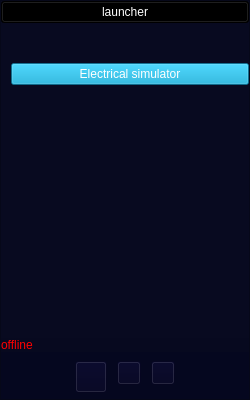
Qt form client/menu.ui (lev12/launcher) before a commit.
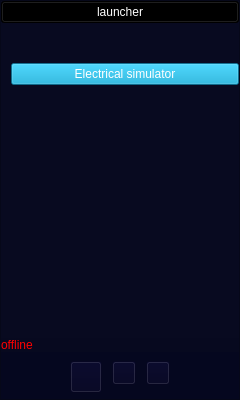
The same form after that commit. Icons and pictures are not drawn.

The edit to the form file:
```diff
--- a/client/menu.ui
+++ b/client/menu.ui
@@ -6,19 +6,19 @@
    <rect>
     <x>0</x>
     <y>0</y>
-    <width>250</width>
+    <width>240</width>
     <height>400</height>
    </rect>
   </property>
   <property name="minimumSize">
    <size>
-    <width>250</width>
+    <width>240</width>
     <height>400</height>
    </size>
   </property>
   <property name="maximumSize">
    <size>
-    <width>270</width>
+    <width>250</width>
     <height>8192</height>
    </size>
   </property>
```
